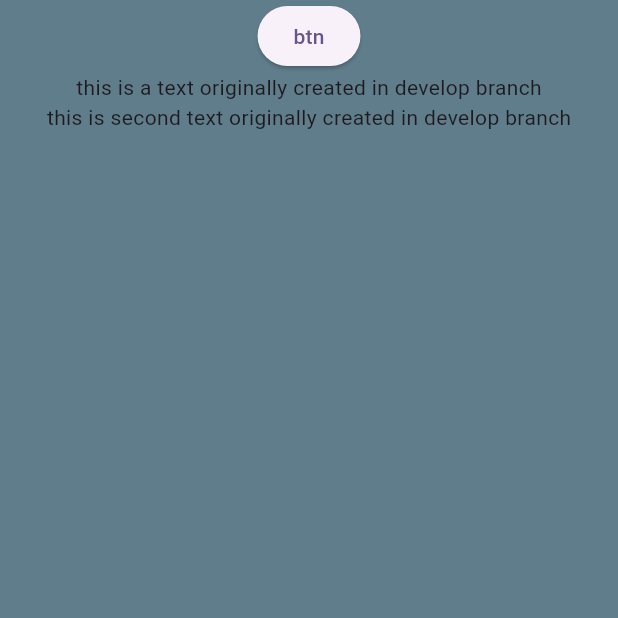
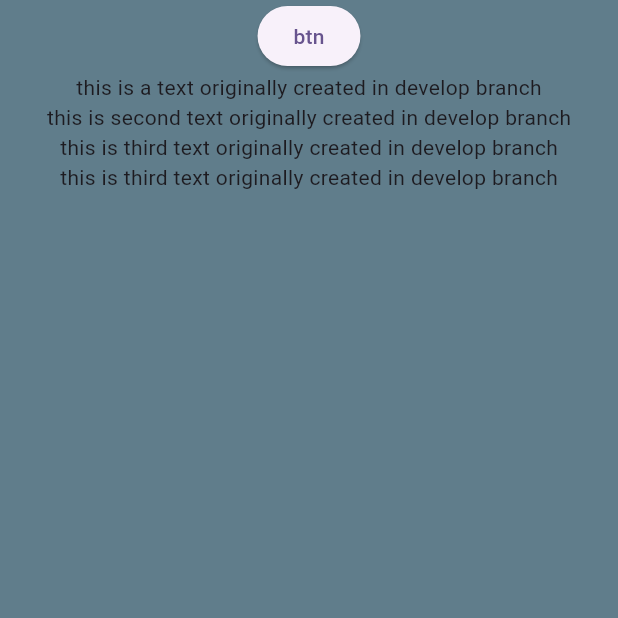
Before and after one commit to mosayeb-masoumi/test-git, a Flutter app: the screen it shows after launch, on a phone screen of 412 x 824 dp, the top half of it. Run offline on Flutter 3.47's test engine with Material 3 defaults, Android fonts, the phone set to English and light mode, and no system bars.

Commit message:
HomePage: added 2 texts

```diff
--- a/lib/home_page.dart
+++ b/lib/home_page.dart
@@ -34,6 +34,8 @@ class _HomePageState extends State<HomePage> {
               Text("this is a text originally created in develop branch"),
               Text("this is second text originally created in develop branch"),
               // Text("this is third text originally created in develop branch"),
+              Text("this is third text originally created in develop branch"),
+              Text("this is third text originally created in develop branch"),
             //
             ],
           ),
```
